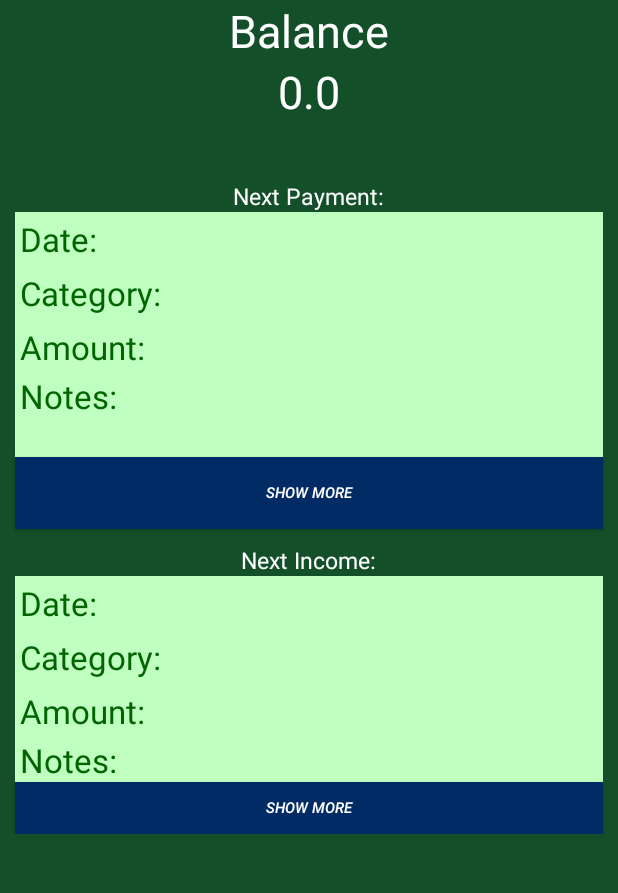
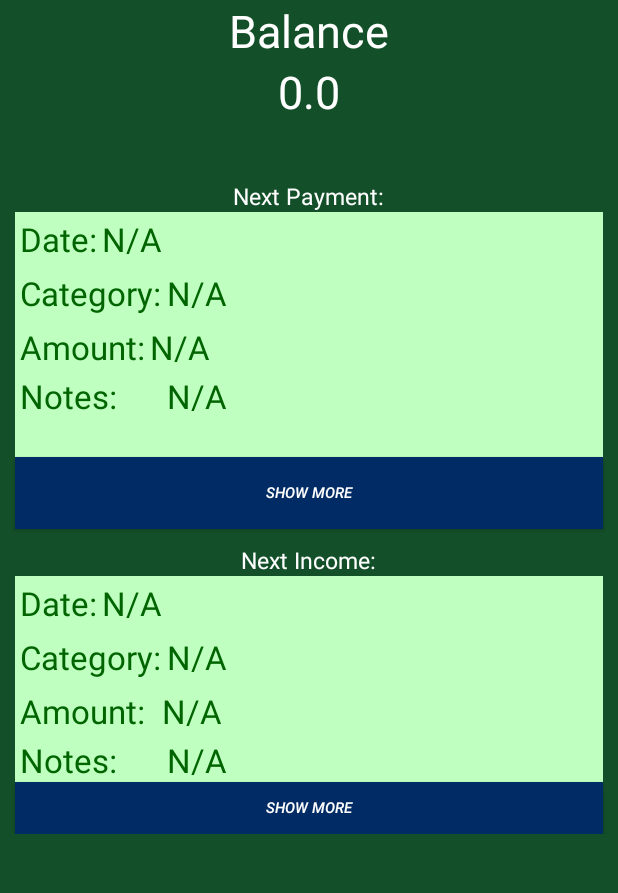
Before and after one commit to ucsdCSE110wi16/CSE110W260T2, an Android app: the fragment AddEvent placed in its activity, after a tap on "ADD", on a phone screen of 412 x 824 dp, the part 84-977 px from its top. Run offline under Robolectric (Android 15) with nearby library versions, the phone set to English and light mode, and no system bars; 2 statements that could not run were skipped; 2 other taps on this screen came first.

Commit message:
1. improve the speed of showing up by adding a change field which is set true only after database changes; 2. Set up the getters in showmore pages

```diff
--- a/SmartBudgeter/app/src/main/java/com/example/kingd/hello_world/AddEvent.java
+++ b/SmartBudgeter/app/src/main/java/com/example/kingd/hello_world/AddEvent.java
@@ -114,6 +114,7 @@ public class AddEvent extends Fragment {
                 } catch (Exception e) {
                     e.printStackTrace();
                 }
+                DBFetch.setChangeTrue();
                 FragmentTransaction transaction = fragmentManager.beginTransaction();
                 transaction.replace(R.id.fragment_container, fragment);
                 transaction.addToBackStack(null);
--- a/SmartBudgeter/app/src/main/java/com/example/kingd/hello_world/DBFetch.java
+++ b/SmartBudgeter/app/src/main/java/com/example/kingd/hello_world/DBFetch.java
@@ -39,6 +39,7 @@ public class DBFetch extends Activity {
     private static ArrayList<Payments> future;
     private static ArrayList<Payments> past;
     private static String curDate;
+    public static boolean change;
 
     //private GoogleApiClient client;
 
@@ -51,6 +52,7 @@ public class DBFetch extends Activity {
         Date d = new Date();
         SimpleDateFormat format = new SimpleDateFormat("yyyy/MM/dd");
         curDate = format.format(d);
+        change = false;
     }
 
     public static void setBalance(double bal) {
@@ -87,6 +89,19 @@ public class DBFetch extends Activity {
         return name;
     }
 
+    public static void setChangeTrue(){
+        change = true;
+    }
+
+    public static void setChangeFalse(){
+        change = false;
+    }
+
+    public static boolean getChange(){
+        return change;
+    }
+
+
     public static void addToHistory(String date, String cate, double amt, String notes ) {
         Payments hist = new Payments();
         hist.addDate(date);
@@ -107,7 +122,7 @@ public class DBFetch extends Activity {
     }
 
     public void writeStoreUser() throws IOException {
-        if (name == "" && balance == 0 && past.size() == 0 && future.size() == 0) {
+        if (name.equals("") && balance == 0 && past.size() == 0 && future.size() == 0) {
             System.out.println("Attempting to write empty object to config file - Terminating method.");
             return;
         }
@@ -334,52 +349,28 @@ public class DBFetch extends Activity {
         return date;
     }
 
-    /*@Override
-    protected void onCreate(Bundle savedInstanceState) {
-        super.onCreate(savedInstanceState);
-
-        // ATTENTION: This was auto-generated to implement the App Indexing API.
-        // See https://g.co/AppIndexing/AndroidStudio for more information.
-        client = new GoogleApiClient.Builder(this).addApi(AppIndex.API).build();
-    }
-    /*
-    @Override
-    public void onStart() {
-        super.onStart();
-
-        // ATTENTION: This was auto-generated to implement the App Indexing API.
-        // See https://g.co/AppIndexing/AndroidStudio for more information.
-        client.connect();
-        Action viewAction = Action.newAction(
-                Action.TYPE_VIEW, // TODO: choose an action type.
-                "DBFetch Page", // TODO: Define a title for the content shown.
-                // TODO: If you have web page content that matches this app activity's content,
-                // make sure this auto-generated web page URL is correct.
-                // Otherwise, set the URL to null.
-                Uri.parse("http://host/path"),
-                // TODO: Make sure this auto-generated app deep link URI is correct.
-                Uri.parse("android-app:///http/host/path")
-        );
-        AppIndex.AppIndexApi.start(client, viewAction);
+    public static ArrayList<Payments> getIncome(ArrayList<Payments> list){
+        ArrayList<Payments> income = new ArrayList<Payments>();
+        Payments temp;
+        for(int i = 0 ; i < list.size() ; i++){
+            temp = list.get(i);
+            if(temp.getTransactionAmt() > 0){
+                income.add(temp);
+            }
+        }
+        return income;
     }
 
-    @Override
-    public void onStop() {
-        super.onStop();
+    public static ArrayList<Payments> getPayment(ArrayList<Payments> list){
+        ArrayList<Payments> payment = new ArrayList<Payments>();
+        Payments temp;
+        for(int i = 0 ; i < list.size() ; i++){
+            temp = list.get(i);
+            if(temp.getTransactionAmt() <= 0){
+                payment.add(temp);
+            }
+        }
+        return payment;
+    }
 
-        // ATTENTION: This was auto-generated to implement the App Indexing API.
-        // See https://g.co/AppIndexing/AndroidStudio for more information.
-        Action viewAction = Action.newAction(
-                Action.TYPE_VIEW, // TODO: choose an action type.
-                "DBFetch Page", // TODO: Define a title for the content shown.
-                // TODO: If you have web page content that matches this app activity's content,
-                // make sure this auto-generated web page URL is correct.
-                // Otherwise, set the URL to null.
-                Uri.parse("http://host/path"),
-                // TODO: Make sure this auto-generated app deep link URI is correct.
-                Uri.parse("android-app:///http/host/path")
-        );
-        AppIndex.AppIndexApi.end(client, viewAction);
-        client.disconnect();
-    } */
 }
--- a/SmartBudgeter/app/src/main/java/com/example/kingd/hello_world/MainActivity.java
+++ b/SmartBudgeter/app/src/main/java/com/example/kingd/hello_world/MainActivity.java
@@ -29,8 +29,6 @@ public class MainActivity extends AppCompatActivity {
     private NavigationView nvDrawer;
     private Toolbar toolbar;
     private ActionBarDrawerToggle drawerToggle;
-
-
 
     @Override
     protected void onCreate(Bundle savedInstanceState) {
--- a/SmartBudgeter/app/src/main/java/com/example/kingd/hello_world/homePage.java
+++ b/SmartBudgeter/app/src/main/java/com/example/kingd/hello_world/homePage.java
@@ -24,6 +24,7 @@ import android.widget.Toast;
 import org.w3c.dom.Text;
 
 import java.io.IOException;
+import java.util.ArrayList;
 
 
 /**
@@ -38,6 +39,8 @@ import java.io.IOException;
 public class homePage extends Fragment {
 
     public static String[] spinnerList = {"food", "clothes", "rent", "salary", "miscellaneous"};
+    public static ArrayList<Payments> income = new ArrayList<Payments>();
+    public static ArrayList<Payments> payment = new ArrayList<Payments>();
 
     public homePage() {
         // empty constructor
@@ -64,7 +67,7 @@ public class homePage extends Fragment {
 
         System.err.println("onResume of LoginFragment");
 
-        DBFetch.setCurrentDate();
+        if(DBFetch.getChange() == true){
             MainActivity.dbFetch.readFromFile();
             if(!DBFetch.isReadEmpty()) {
                 System.out.println("read not empty");
@@ -72,8 +75,14 @@ public class homePage extends Fragment {
             }
             DBFetch.sortHistoryByDate();
             DBFetch.sortUnpaidByDate();
+            DBFetch.printAccount();
+            income = DBFetch.getIncome(DBFetch.getFuture());
+            payment = DBFetch.getPayment(DBFetch.getFuture());
+        }
+
+        DBFetch.setCurrentDate();
         DBFetch.checkAndMoveFuture();
-        DBFetch.printAccount();
+
 
         //Update the balance
         TextView balanceField = (TextView)getActivity().findViewById(R.id.balanceField);
@@ -88,22 +97,32 @@ public class homePage extends Fragment {
         TextView amountField2 = (TextView) getActivity().findViewById(R.id.amountField2);
         TextView notesField2 = (TextView) getActivity().findViewById(R.id.notesField2);
         TextView notesField = (TextView) getActivity().findViewById(R.id.notesField);
-        boolean paymentSet = false, incomeSet = false;
-        for(int i = 0; i < DBFetch.getFuture().size(); i++) {
-            if(DBFetch.getFuture().get(i).getTransactionAmt() > 0 && incomeSet == false){
-                dateField2.setText(DBFetch.getFuture().get(i).getPaymentDate()); // Replace with getters
-                categoryField2.setText(DBFetch.getFuture().get(i).getCategories());
-                amountField2.setText(Double.toString(Math.abs(DBFetch.getFuture().get(i).getTransactionAmt())));
-                notesField2.setText(DBFetch.getFuture().get(i).getNotes());
-                incomeSet = true;
+
+        //Next Payment Getter
+        if(payment.size() != 0) {
+            dateField.setText(payment.get(0).getPaymentDate()); // Replace with getters
+            categoryField.setText(payment.get(0).getCategories());
+            amountField.setText(Double.toString(payment.get(0).getTransactionAmt()));
+            notesField.setText(payment.get(0).getNotes());
         }
-            else if(DBFetch.getFuture().get(i).getTransactionAmt() <= 0 && paymentSet == false){
-                dateField.setText(DBFetch.getFuture().get(i).getPaymentDate()); // Replace with getters
-                categoryField.setText(DBFetch.getFuture().get(i).getCategories());
-                amountField.setText(Double.toString(Math.abs(DBFetch.getFuture().get(i).getTransactionAmt())));
-                notesField.setText(DBFetch.getFuture().get(i).getNotes());
-                paymentSet = true;
+        else {
+            dateField.setText("N/A");
+            categoryField.setText("N/A");
+            amountField.setText("N/A");
+            notesField.setText("N/A");
         }
+        //Next Income Getter
+        if(income.size() != 0) {
+            dateField2.setText(income.get(0).getPaymentDate());
+            categoryField2.setText(income.get(0).getCategories());
+            amountField2.setText(Double.toString(income.get(0).getTransactionAmt()));
+            notesField2.setText(income.get(0).getNotes());
+        }
+        else {
+            dateField2.setText("N/A");
+            categoryField2.setText("N/A");
+            amountField2.setText("N/A");
+            notesField2.setText("N/A");
         }
 
         // Show more payments button listener
@@ -127,6 +146,8 @@ public class homePage extends Fragment {
                 startActivity(intent);
             }
         });
+
+        DBFetch.setChangeFalse();
 
         super.onResume();
     }
```
Also changed, not shown: SmartBudgeter/app/src/main/java/com/example/kingd/hello_world/showMoreIncome.java (+19 -6 lines), SmartBudgeter/app/src/main/java/com/example/kingd/hello_world/showMorePayments.java (+18 -6 lines). Lines whose indentation alone changed are shown as unchanged.
